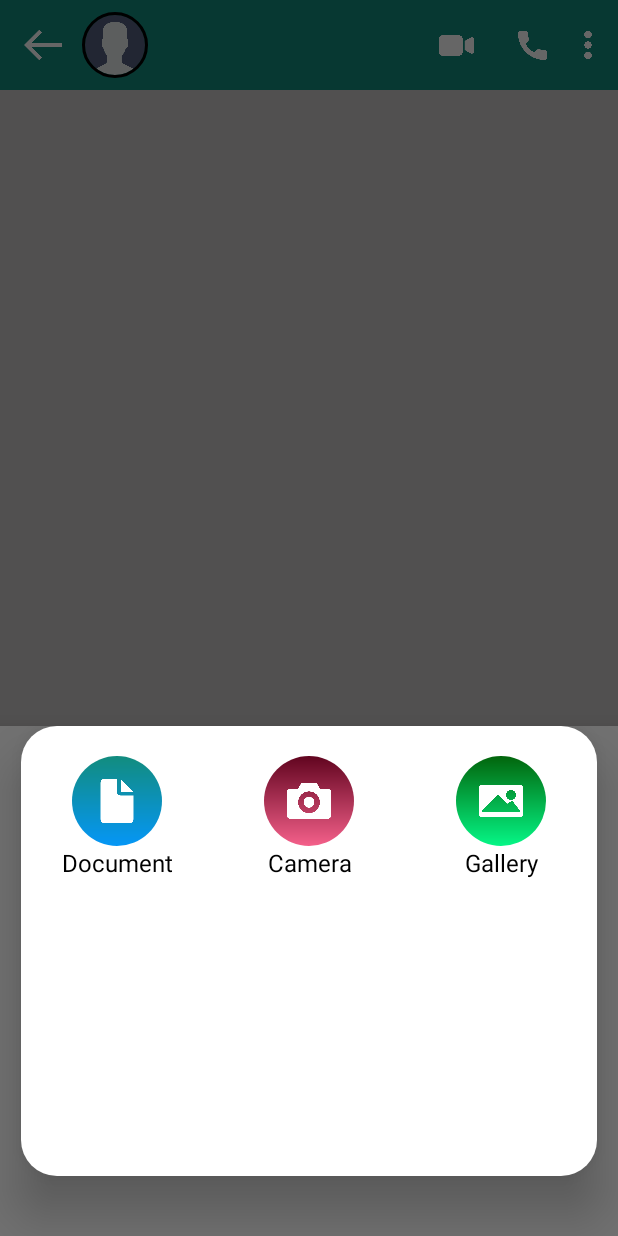
After one commit to AmanKumarMehra/WhatsApp, an Android app: the fragment BottomSheetFragment placed in its activity, on a phone screen of 412 x 824 dp. The commit adds this screen. Run offline under Robolectric (Android 15) with nearby library versions, the phone set to English and light mode, and no system bars; our stand-ins replace CircleImageView, Firebase (no records; nobody signed in at launch, a user with empty details on screens opened directly), Picasso.

Commit message:
selecting image and showing it in sending layout is successful

```diff
--- a/app/src/main/java/com/example/whatsapp/ChatDetailActivity.java
+++ b/app/src/main/java/com/example/whatsapp/ChatDetailActivity.java
@@ -10,6 +10,7 @@ import android.view.View;
 import android.widget.TextView;
 
 import com.example.whatsapp.Adapters.ChatAdapter;
+import com.example.whatsapp.Fragments.BottomSheetFragment;
 import com.example.whatsapp.Models.MessageModel;
 import com.example.whatsapp.databinding.ActivityChatDetailBinding;
 import com.google.android.gms.tasks.OnSuccessListener;
@@ -91,6 +92,14 @@ public class ChatDetailActivity extends AppCompatActivity {
                 });
 
 
+        binding.attachBtn.setOnClickListener(new View.OnClickListener() {
+            @Override
+            public void onClick(View v) {
+                BottomSheetFragment bottomSheetFragment = new BottomSheetFragment();
+                bottomSheetFragment.show(getSupportFragmentManager(), bottomSheetFragment.getTag());
+            }
+        });
+
         binding.send.setOnClickListener(new View.OnClickListener() {
             @Override
             public void onClick(View v) {
--- /dev/null
+++ b/app/src/main/java/com/example/whatsapp/Fragments/BottomSheetFragment.java
@@ -0,0 +1,80 @@
+package com.example.whatsapp.Fragments;
+
+import android.content.Intent;
+import android.net.Uri;
+import android.os.Bundle;
+
+import androidx.activity.result.ActivityResultCallback;
+import androidx.activity.result.ActivityResultLauncher;
+import androidx.activity.result.contract.ActivityResultContracts;
+import androidx.fragment.app.Fragment;
+
+import android.provider.MediaStore;
+import android.view.LayoutInflater;
+import android.view.View;
+import android.view.ViewGroup;
+import android.widget.LinearLayout;
+
+import com.example.whatsapp.R;
+import com.example.whatsapp.SendImage;
+import com.google.android.material.bottomsheet.BottomSheetDialogFragment;
+
+
+public class BottomSheetFragment extends BottomSheetDialogFragment {
+
+
+    LinearLayout document, camera, gallery;
+
+
+    @Override
+    public View onCreateView(LayoutInflater inflater, ViewGroup container,
+                             Bundle savedInstanceState) {
+
+        View v =  inflater.inflate(R.layout.fragment_bottom_sheet, container, false);
+
+
+        document = v.findViewById(R.id.document);
+        camera = v.findViewById(R.id.camera);
+        gallery = v.findViewById(R.id.gallery);
+
+
+        document.setOnClickListener(new View.OnClickListener() {
+            @Override
+            public void onClick(View v) {
+                Intent doc = new Intent();
+                doc.setType("application/*");
+                doc.setAction(Intent.ACTION_GET_CONTENT);
+                startActivity(doc);
+            }
+        });
+
+        camera.setOnClickListener(new View.OnClickListener() {
+            @Override
+            public void onClick(View v) {
+                Intent camera_intent = new Intent(MediaStore.ACTION_IMAGE_CAPTURE);
+                startActivity(camera_intent);
+            }
+        });
+
+        ActivityResultLauncher<String> mGetContent = registerForActivityResult(new ActivityResultContracts.GetContent(),
+                new ActivityResultCallback<Uri>() {
+                    @Override
+                    public void onActivityResult(Uri uri) {
+                        Intent intent = new Intent(getActivity().getBaseContext(), SendImage.class);
+                        intent.putExtra("Url", uri.toString());
+                        getActivity().startActivity(intent);
+                    }
+        });
+
+        gallery.setOnClickListener(new View.OnClickListener() {
+            @Override
+            public void onClick(View v) {
+                mGetContent.launch("image/*");
+
+
+            }
+        });
+
+        return v;
+    }
+}
--- /dev/null
+++ b/app/src/main/res/drawable/attach_button_bg.xml
@@ -0,0 +1,9 @@
+<?xml version="1.0" encoding="utf-8"?>
+<shape xmlns:android="http://schemas.android.com/apk/res/android">
+
+    <corners android:bottomRightRadius="20dp"
+        android:topRightRadius="20dp"/>
+
+    <solid android:color="@color/white"/>
+
+</shape>
--- /dev/null
+++ b/app/src/main/res/drawable/camera_bg.xml
@@ -0,0 +1,11 @@
+<?xml version="1.0" encoding="utf-8"?>
+<shape xmlns:android="http://schemas.android.com/apk/res/android"
+    android:shape="oval">
+
+    <corners android:radius="30dp"/>
+    <gradient android:startColor="#F4608A"
+        android:endColor="#61041F"
+        android:angle="90"/>
+
+
+</shape>
--- /dev/null
+++ b/app/src/main/res/drawable/document_bg.xml
@@ -0,0 +1,11 @@
+<?xml version="1.0" encoding="utf-8"?>
+<shape xmlns:android="http://schemas.android.com/apk/res/android"
+    android:shape="oval">
+
+    <corners android:radius="25dp"/>
+    <gradient android:startColor="#0596F6"
+        android:endColor="@color/purple_700"
+        android:angle="90"/>
+
+
+</shape>
--- /dev/null
+++ b/app/src/main/res/drawable/image_bg.xml
@@ -0,0 +1,11 @@
+<?xml version="1.0" encoding="utf-8"?>
+<shape xmlns:android="http://schemas.android.com/apk/res/android"
+    android:shape="oval">
+
+    <corners android:radius="30dp"/>
+    <gradient android:startColor="#05F686"
+        android:endColor="#02650C"
+        android:angle="90"/>
+
+
+</shape>
--- /dev/null
+++ b/app/src/main/res/drawable/message.xml
@@ -0,0 +1,9 @@
+<?xml version="1.0" encoding="utf-8"?>
+<shape xmlns:android="http://schemas.android.com/apk/res/android">
+
+    <solid android:color="@color/white"/>
+
+    <corners android:bottomLeftRadius="20dp"
+        android:topLeftRadius="20dp"/>
+
+</shape>
--- /dev/null
+++ b/app/src/main/res/drawable/rounded_top_corner_bg.xml
@@ -0,0 +1,6 @@
+<?xml version="1.0" encoding="utf-8"?>
+<shape xmlns:android="http://schemas.android.com/apk/res/android">
+    <corners android:radius="24dp"/>
+
+    <solid android:color="?android:attr/colorBackground" />
+</shape>
--- a/app/src/main/res/drawable/send_bg.xml
+++ b/app/src/main/res/drawable/send_bg.xml
@@ -4,6 +4,6 @@
     android:shape="rectangle">
     <corners android:radius="250dp"/>
 
-    <solid android:color="@color/white"/>
+    <solid android:color="@color/purple_500"/>
 
 </shape>
--- a/app/src/main/res/layout/activity_chat_detail.xml
+++ b/app/src/main/res/layout/activity_chat_detail.xml
@@ -104,37 +104,45 @@
         android:layout_below="@id/toolbar" />
 
 
-
     <LinearLayout
         android:id="@+id/linear"
         android:layout_width="match_parent"
         android:layout_height="wrap_content"
-        android:orientation="horizontal"
-        android:layout_alignParentBottom="true">
+        android:layout_alignParentBottom="true"
+        android:orientation="horizontal">
 
         <EditText
             android:id="@+id/message"
             android:layout_width="wrap_content"
             android:layout_height="wrap_content"
+            android:layout_marginLeft="5dp"
             android:layout_weight="1"
-            android:ems="10"
+            android:background="@drawable/message"
             android:hint="Message"
-            android:layout_marginLeft="5dp"
-            android:textSize="19sp"
             android:padding="10dp"
-            android:background="@drawable/edittext_bg"/>
+            android:textSize="19sp" />
 
-        <de.hdodenhof.circleimageview.CircleImageView
+        <ImageView
+            android:id="@+id/attach_btn"
+            android:layout_width="44dp"
+            android:layout_height="43.7dp"
+            android:background="@drawable/attach_button_bg"
+            android:padding="10dp"
+            android:src="@drawable/attached"
+            android:textSize="19sp" />
+
+        <ImageView
             android:id="@+id/send"
             android:layout_width="47dp"
             android:layout_height="46dp"
-            android:background="@drawable/send_bg"
-            android:padding="4dp"
             android:layout_marginLeft="5dp"
             android:layout_marginRight="5dp"
             android:layout_marginBottom="5dp"
+            android:background="@drawable/send_bg"
+            android:padding="8dp"
             android:src="@drawable/plane"
-            app:civ_border_width="0dp" />
+            app:civ_border_width="0dp"
+            app:tint="@color/white" />
     </LinearLayout>
 
 
--- /dev/null
+++ b/app/src/main/res/layout/fragment_bottom_sheet.xml
@@ -0,0 +1,107 @@
+<?xml version="1.0" encoding="utf-8"?>
+<androidx.constraintlayout.widget.ConstraintLayout xmlns:android="http://schemas.android.com/apk/res/android"
+    xmlns:app="http://schemas.android.com/apk/res-auto"
+    xmlns:tools="http://schemas.android.com/tools"
+    android:layout_width="match_parent"
+    android:layout_height="300dp"
+    android:layout_marginBottom="40dp"
+    android:background="#717171"
+    tools:context=".Fragments.BottomSheetFragment">
+
+    <LinearLayout
+        android:layout_width="match_parent"
+        android:layout_height="300dp"
+        android:layout_marginStart="14dp"
+        android:layout_marginEnd="14dp"
+        android:layout_marginBottom="40dp"
+        android:background="@drawable/rounded_top_corner_bg"
+        android:orientation="horizontal"
+        android:elevation="20dp"
+        app:layout_constraintBottom_toBottomOf="parent"
+        app:layout_constraintEnd_toEndOf="parent"
+        app:layout_constraintStart_toStartOf="parent"
+        app:layout_constraintTop_toTopOf="parent">
+
+        <LinearLayout
+            android:id="@+id/document"
+            android:layout_width="0dp"
+            android:layout_height="wrap_content"
+            android:layout_weight="1"
+            android:orientation="vertical">
+
+            <ImageView
+                android:layout_width="60dp"
+                android:layout_height="60dp"
+                android:layout_gravity="center_horizontal"
+                android:layout_marginTop="20dp"
+                android:background="@drawable/document_bg"
+                android:padding="15dp"
+                android:src="@drawable/file"
+                app:tint="@color/white" />
+
+            <TextView
+                android:layout_width="match_parent"
+                android:layout_height="wrap_content"
+                android:gravity="center_horizontal"
+                android:text="Document"
+                android:textColor="@color/black"
+                android:textSize="16sp" />
+        </LinearLayout>
+
+
+        <LinearLayout
+            android:id="@+id/camera"
+            android:layout_width="0dp"
+            android:layout_height="wrap_content"
+            android:layout_weight="1"
+            android:orientation="vertical">
+
+            <ImageView
+                android:layout_width="60dp"
+                android:layout_height="60dp"
+                android:layout_gravity="center_horizontal"
+                android:layout_marginTop="20dp"
+                android:background="@drawable/camera_bg"
+                android:padding="15dp"
+                android:src="@drawable/camera"
+                app:tint="@color/white" />
+
+            <TextView
+                android:layout_width="match_parent"
+                android:layout_height="wrap_content"
+                android:gravity="center_horizontal"
+                android:text="Camera"
+                android:textColor="@color/black"
+                android:textSize="16sp" />
+
+        </LinearLayout>
+
+        <LinearLayout
+            android:id="@+id/gallery"
+            android:layout_width="0dp"
+            android:layout_height="wrap_content"
+            android:layout_weight="1"
+            android:orientation="vertical">
+
+            <ImageView
+                android:layout_width="60dp"
+                android:layout_height="60dp"
+                android:layout_gravity="center_horizontal"
+                android:layout_marginTop="20dp"
+                android:background="@drawable/image_bg"
+                android:padding="15dp"
+                android:src="@drawable/image"
+                app:tint="@color/white" />
+
+            <TextView
+                android:layout_width="match_parent"
+                android:layout_height="wrap_content"
+                android:gravity="center_horizontal"
+                android:text="Gallery"
+                android:textColor="@color/black"
+                android:textSize="16sp" />
+        </LinearLayout>
+
+    </LinearLayout>
+
+</androidx.constraintlayout.widget.ConstraintLayout>
```
Also changed, not shown: app/src/main/AndroidManifest.xml (+14 -12 lines), app/src/main/java/com/example/whatsapp/SendImage.java (added, +37 -0 lines), app/src/main/res/drawable/ic_close.xml (added, +10 -0 lines), app/src/main/res/layout/activity_send_image.xml (added, +78 -0 lines), app/src/main/res/drawable/attached.png (added), app/src/main/res/drawable/camera.png (added), app/src/main/res/drawable/file.png (added), app/src/main/res/drawable/image.png (added).
